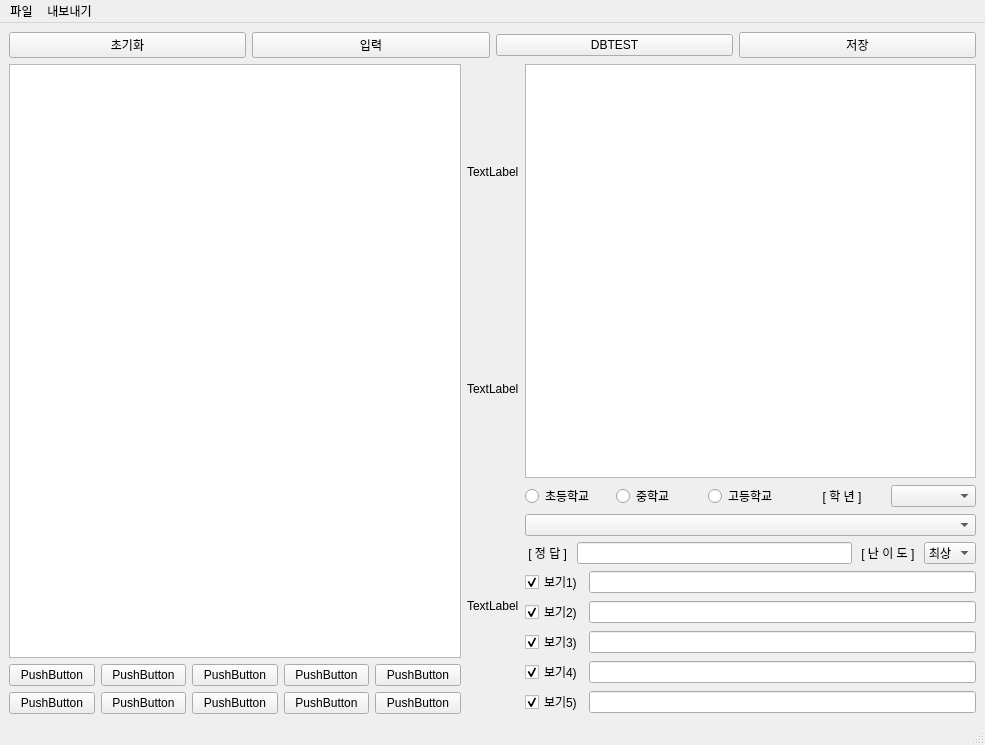
jiseok7620/mathematics-image-converter, file pyqt/main.ui: the form before one commit.
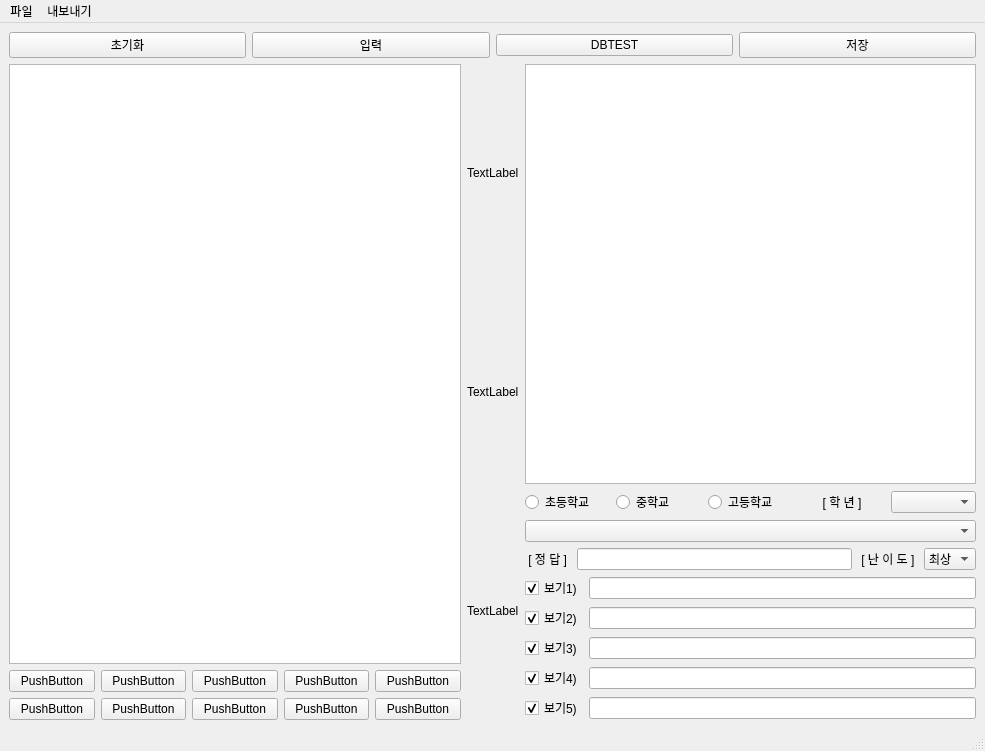
The form after the commit.

```diff
--- a/pyqt/main.ui
+++ b/pyqt/main.ui
@@ -7,7 +7,7 @@
     <x>0</x>
     <y>0</y>
     <width>985</width>
-    <height>745</height>
+    <height>751</height>
    </rect>
   </property>
   <property name="windowTitle">
```
Left out of the diff: 2 changed lines with no effect on the pictures.
